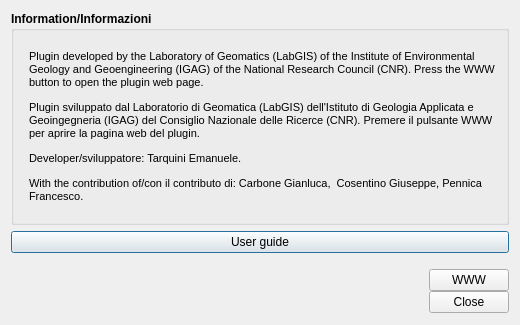
CNR-IGAG/mzs-tools, file tb_info.ui: the form before one commit.
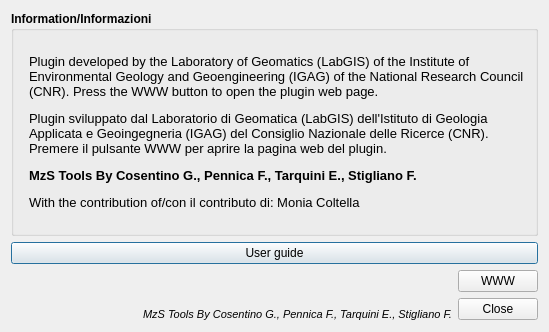
The form after the commit. Icons and pictures are not drawn.

Diff of the .ui file:
```diff
--- a/tb_info.ui
+++ b/tb_info.ui
@@ -6,8 +6,8 @@
    <rect>
     <x>0</x>
     <y>0</y>
-    <width>520</width>
-    <height>325</height>
+    <width>549</width>
+    <height>332</height>
    </rect>
   </property>
   <property name="sizePolicy">
@@ -37,11 +37,11 @@
   <property name="modal">
    <bool>true</bool>
   </property>
-  <layout class="QGridLayout" name="gridLayout_2">
-   <item row="0" column="0">
+  <layout class="QVBoxLayout" name="verticalLayout_2">
+   <item>
     <widget class="QGroupBox" name="groupBox">
      <property name="sizePolicy">
-      <sizepolicy hsizetype="Minimum" vsizetype="Fixed">
+      <sizepolicy hsizetype="Minimum" vsizetype="Preferred">
        <horstretch>0</horstretch>
        <verstretch>0</verstretch>
       </sizepolicy>
@@ -77,11 +77,11 @@
          <string>&lt;!DOCTYPE HTML PUBLIC &quot;-//W3C//DTD HTML 4.0//EN&quot; &quot;http://www.w3.org/TR/REC-html40/strict.dtd&quot;&gt;
 &lt;html&gt;&lt;head&gt;&lt;meta name=&quot;qrichtext&quot; content=&quot;1&quot; /&gt;&lt;style type=&quot;text/css&quot;&gt;
 p, li { white-space: pre-wrap; }
-&lt;/style&gt;&lt;/head&gt;&lt;body style=&quot; font-family:'MS Shell Dlg 2'; font-size:8pt; font-weight:600; font-style:normal;&quot;&gt;
-&lt;p style=&quot; margin-top:0px; margin-bottom:0px; margin-left:0px; margin-right:0px; -qt-block-indent:0; text-indent:0px;&quot;&gt;&lt;span style=&quot; font-weight:400;&quot;&gt;Plugin developed by the Laboratory of Geomatics (LabGIS) of the Institute of Environmental Geology and Geoengineering (IGAG) of the National Research Council (CNR). Press the WWW button to open the plugin web page.&lt;/span&gt;&lt;/p&gt;
-&lt;p style=&quot; margin-top:12px; margin-bottom:12px; margin-left:0px; margin-right:0px; -qt-block-indent:0; text-indent:0px;&quot;&gt;&lt;span style=&quot; font-weight:400;&quot;&gt;Plugin sviluppato dal Laboratorio di Geomatica (LabGIS) dell'Istituto di Geologia Applicata e Geoingegneria (IGAG) del Consiglio Nazionale delle Ricerce (CNR).&lt;/span&gt; &lt;span style=&quot; font-weight:400;&quot;&gt;Premere il pulsante WWW per aprire la pagina web del plugin.&lt;/span&gt;&lt;/p&gt;
-&lt;p style=&quot; margin-top:12px; margin-bottom:12px; margin-left:0px; margin-right:0px; -qt-block-indent:0; text-indent:0px;&quot;&gt;&lt;span style=&quot; font-weight:400;&quot;&gt;Developer/sviluppatore: Tarquini Emanuele.&lt;/span&gt;&lt;/p&gt;
-&lt;p style=&quot; margin-top:12px; margin-bottom:12px; margin-left:0px; margin-right:0px; -qt-block-indent:0; text-indent:0px;&quot;&gt;&lt;span style=&quot; font-weight:400;&quot;&gt;With the contribution of/con il contributo di: Carbone Gianluca,  Cosentino Giuseppe, Pennica Francesco.&lt;/span&gt;&lt;/p&gt;&lt;/body&gt;&lt;/html&gt;</string>
+&lt;/style&gt;&lt;/head&gt;&lt;body style=&quot; font-family:'Noto Sans'; font-size:10pt; font-weight:600; font-style:normal;&quot;&gt;
+&lt;p style=&quot; margin-top:0px; margin-bottom:0px; margin-left:0px; margin-right:0px; -qt-block-indent:0; text-indent:0px;&quot;&gt;&lt;span style=&quot; font-family:'MS Shell Dlg 2'; font-weight:400;&quot;&gt;Plugin developed by the Laboratory of Geomatics (LabGIS) of the Institute of Environmental Geology and Geoengineering (IGAG) of the National Research Council (CNR). Press the WWW button to open the plugin web page.&lt;/span&gt;&lt;/p&gt;
+&lt;p style=&quot; margin-top:12px; margin-bottom:12px; margin-left:0px; margin-right:0px; -qt-block-indent:0; text-indent:0px;&quot;&gt;&lt;span style=&quot; font-family:'MS Shell Dlg 2'; font-weight:400;&quot;&gt;Plugin sviluppato dal Laboratorio di Geomatica (LabGIS) dell'Istituto di Geologia Applicata e Geoingegneria (IGAG) del Consiglio Nazionale delle Ricerce (CNR).&lt;/span&gt;&lt;span style=&quot; font-family:'MS Shell Dlg 2';&quot;&gt; &lt;/span&gt;&lt;span style=&quot; font-family:'MS Shell Dlg 2'; font-weight:400;&quot;&gt;Premere il pulsante WWW per aprire la pagina web del plugin.&lt;/span&gt;&lt;/p&gt;
+&lt;p style=&quot; margin-top:12px; margin-bottom:12px; margin-left:0px; margin-right:0px; -qt-block-indent:0; text-indent:0px;&quot;&gt;&lt;span style=&quot; font-family:'MS Shell Dlg 2';&quot;&gt;MzS Tools By Cosentino G., Pennica F., Tarquini E., Stigliano F.&lt;/span&gt;&lt;/p&gt;
+&lt;p style=&quot; margin-top:12px; margin-bottom:12px; margin-left:0px; margin-right:0px; -qt-block-indent:0; text-indent:0px;&quot;&gt;&lt;span style=&quot; font-family:'MS Shell Dlg 2'; font-weight:400;&quot;&gt;With the contribution of/con il contributo di: Monia Coltella&lt;/span&gt;&lt;/p&gt;&lt;/body&gt;&lt;/html&gt;</string>
         </property>
         <property name="textFormat">
          <enum>Qt::RichText</enum>
@@ -97,7 +97,7 @@
      </layout>
     </widget>
    </item>
-   <item row="1" column="0">
+   <item>
     <layout class="QHBoxLayout" name="horizontalLayout">
      <item>
       <widget class="QPushButton" name="pushButton_ita">
@@ -111,34 +111,9 @@
      </item>
     </layout>
    </item>
-   <item row="2" column="0">
-    <layout class="QGridLayout" name="gridLayout_4">
-     <property name="sizeConstraint">
-      <enum>QLayout::SetDefaultConstraint</enum>
-     </property>
-     <property name="topMargin">
-      <number>10</number>
-     </property>
-     <property name="horizontalSpacing">
-      <number>10</number>
-     </property>
-     <property name="verticalSpacing">
-      <number>0</number>
-     </property>
-     <item row="0" column="3">
-      <spacer name="horizontalSpacer">
-       <property name="orientation">
-        <enum>Qt::Horizontal</enum>
-       </property>
-       <property name="sizeHint" stdset="0">
-        <size>
-         <width>40</width>
-         <height>20</height>
-        </size>
-       </property>
-      </spacer>
-     </item>
-     <item row="0" column="0">
+   <item>
+    <layout class="QHBoxLayout" name="horizontalLayout_2">
+     <item>
       <widget class="QLabel" name="cnr">
        <property name="sizePolicy">
         <sizepolicy hsizetype="Preferred" vsizetype="Fixed">
@@ -146,22 +121,12 @@
          <verstretch>0</verstretch>
         </sizepolicy>
        </property>
-       <property name="text">
-        <string/>
+       <property name="maximumSize">
+        <size>
+         <width>92</width>
+         <height>66</height>
+        </size>
        </property>
-       <property name="pixmap">
-        <pixmap>img/logo-cnr.png</pixmap>
-       </property>
-      </widget>
-     </item>
-     <item row="0" column="2">
-      <widget class="QLabel" name="labgis">
-       <property name="sizePolicy">
-        <sizepolicy hsizetype="Preferred" vsizetype="Fixed">
-         <horstretch>0</horstretch>
-         <verstretch>0</verstretch>
-        </sizepolicy>
-       </property>
        <property name="text">
         <string/>
        </property>
@@ -173,14 +138,20 @@
        </property>
       </widget>
      </item>
-     <item row="0" column="1">
+     <item>
       <widget class="QLabel" name="igag">
        <property name="sizePolicy">
-        <sizepolicy hsizetype="Preferred" vsizetype="Fixed">
+        <sizepolicy hsizetype="Fixed" vsizetype="Fixed">
          <horstretch>0</horstretch>
          <verstretch>0</verstretch>
         </sizepolicy>
        </property>
+       <property name="maximumSize">
+        <size>
+         <width>79</width>
+         <height>66</height>
+        </size>
+       </property>
        <property name="text">
         <string/>
        </property>
@@ -189,9 +160,45 @@
        </property>
       </widget>
      </item>
-     <item row="0" column="4">
-      <layout class="QGridLayout" name="gridLayout">
-       <item row="0" column="0">
+     <item>
+      <layout class="QVBoxLayout" name="verticalLayout_3">
+       <item>
+        <spacer name="verticalSpacer">
+         <property name="orientation">
+          <enum>Qt::Vertical</enum>
+         </property>
+         <property name="sizeHint" stdset="0">
+          <size>
+           <width>17</width>
+           <height>13</height>
+          </size>
+         </property>
+        </spacer>
+       </item>
+       <item>
+        <widget class="QLabel" name="label_23">
+         <property name="sizePolicy">
+          <sizepolicy hsizetype="Preferred" vsizetype="Preferred">
+           <horstretch>2</horstretch>
+           <verstretch>0</verstretch>
+          </sizepolicy>
+         </property>
+         <property name="text">
+          <string>&lt;html&gt;&lt;head/&gt;&lt;body&gt;&lt;p&gt;&lt;span style=&quot; font-size:8pt; font-style:italic;&quot;&gt;MzS Tools By Cosentino G., Pennica F., Tarquini E., Stigliano F.&lt;/span&gt;&lt;/p&gt;&lt;/body&gt;&lt;/html&gt;</string>
+         </property>
+         <property name="textFormat">
+          <enum>Qt::AutoText</enum>
+         </property>
+         <property name="wordWrap">
+          <bool>false</bool>
+         </property>
+        </widget>
+       </item>
+      </layout>
+     </item>
+     <item>
+      <layout class="QVBoxLayout" name="verticalLayout">
+       <item>
         <widget class="QPushButton" name="pushButton_www">
          <property name="cursor">
           <cursorShape>PointingHandCursor</cursorShape>
@@ -201,7 +208,7 @@
          </property>
         </widget>
        </item>
-       <item row="1" column="0">
+       <item>
         <widget class="QDialogButtonBox" name="button_box">
          <property name="sizePolicy">
           <sizepolicy hsizetype="Fixed" vsizetype="Fixed">
```
Left out of the diff: 7 changed lines with no effect on the pictures.
